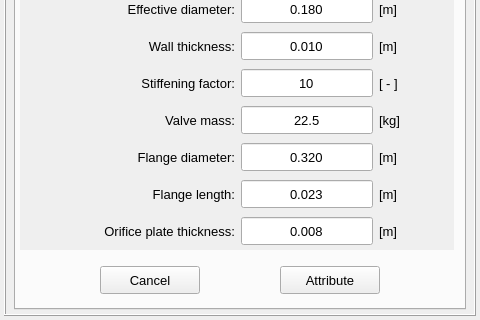
open-pulse/OpenPulse, file pulse/interface/data/ui_files/model/setup/structural/valve_input.ui: the form before one commit; both pictures show x 0 to 480 and y 280 to 600 of the 480 by 600 pixel window.
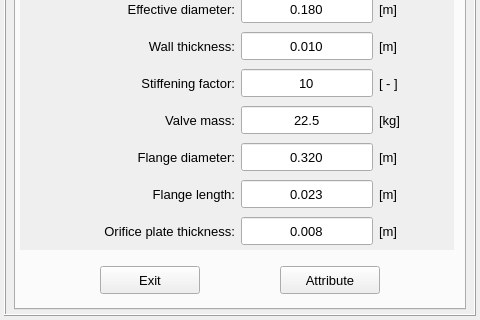
The form after the commit.

Commit message: Replace the button text "Cancel" by "Exit"

What changed in the file:
```diff
--- a/pulse/interface/data/ui_files/model/setup/structural/valve_input.ui
+++ b/pulse/interface/data/ui_files/model/setup/structural/valve_input.ui
@@ -1342,7 +1342,7 @@
                    <string notr="true"/>
                   </property>
                   <property name="text">
-                   <string>Cancel</string>
+                   <string>Exit</string>
                   </property>
                   <property name="autoDefault">
                    <bool>false</bool>
```
Left out of the diff: 4 changed lines with no effect on the pictures. The commit also changes 75 other files.
